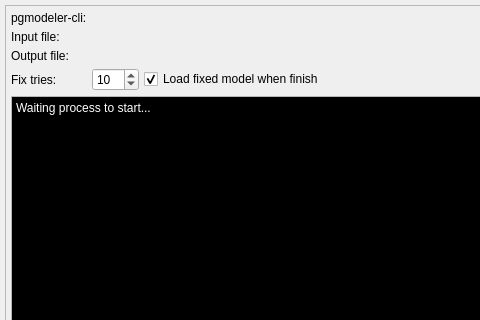
This is libs/libgui/ui/tools/modelfixform.ui in pgmodeler/pgmodeler as Qt 5 draws it before an edit; both pictures show x 0 to 480 and y 0 to 320 of the 650 by 660 pixel window. The edited form follows.
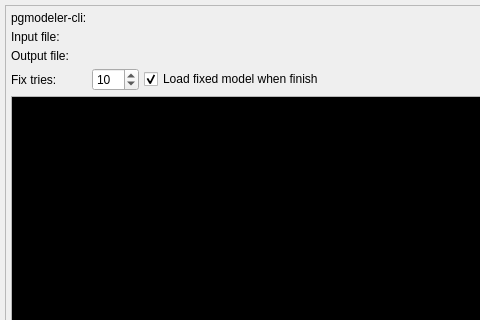
This is the edited form. Icons and pictures are not drawn.

Patch:
```diff
--- a/libs/libgui/ui/tools/modelfixform.ui
+++ b/libs/libgui/ui/tools/modelfixform.ui
@@ -233,7 +233,7 @@
 li.unchecked::marker { content: &quot;\2610&quot;; }
 li.checked::marker { content: &quot;\2612&quot;; }
 &lt;/style&gt;&lt;/head&gt;&lt;body style=&quot; font-family:'Noto Sans'; font-size:12pt; font-weight:400; font-style:normal;&quot;&gt;
-&lt;p style=&quot; margin-top:0px; margin-bottom:0px; margin-left:0px; margin-right:0px; -qt-block-indent:0; text-indent:0px;&quot;&gt;&lt;span style=&quot; font-family:'Monospace'; font-size:9pt;&quot;&gt;Waiting process to start...&lt;/span&gt;&lt;/p&gt;&lt;/body&gt;&lt;/html&gt;</string>
+&lt;p style=&quot;-qt-paragraph-type:empty; margin-top:0px; margin-bottom:0px; margin-left:0px; margin-right:0px; -qt-block-indent:0; text-indent:0px;&quot;&gt;&lt;br /&gt;&lt;/p&gt;&lt;/body&gt;&lt;/html&gt;</string>
         </property>
         <property name="acceptRichText">
          <bool>false</bool>
```
Left out of the diff: 3 changed lines with no effect on the pictures.
